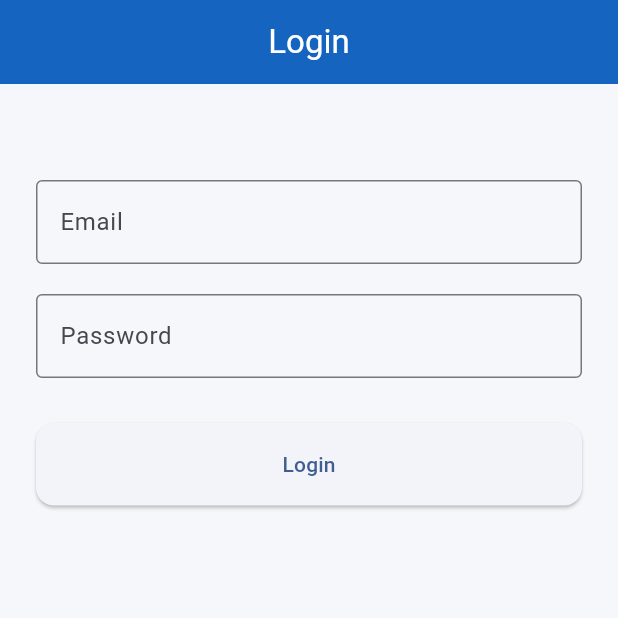
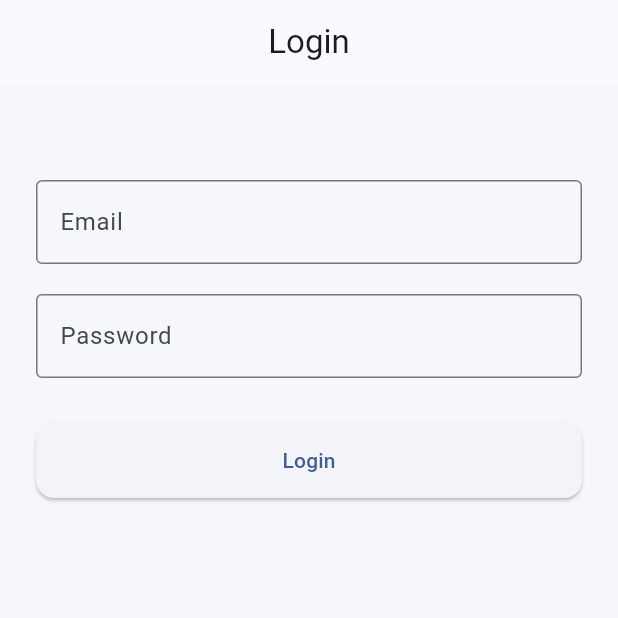
Before and after one commit to Kidanedg/DRSS, a Flutter app: the screen it shows after launch, on a phone screen of 412 x 824 dp, the top half of it. Run offline on Flutter 3.47's test engine with Material 3 defaults, Android fonts, the phone set to English and light mode, and no system bars; our stand-ins replace firebase_core, go_router; accounts and stored records are empty.

Commit message:
Refactor light theme and UI component styles
Updated the AppTheme class to use ColorScheme.fromSeed for light theme and adjusted various UI component themes.

```diff
--- a/lib/core/theme/app_theme.dart
+++ b/lib/core/theme/app_theme.dart
@@ -4,18 +4,29 @@ import '../constants/app_colors.dart';
 class AppTheme {
   static ThemeData lightTheme = ThemeData(
     useMaterial3: true,
-    colorSchemeSeed: AppColors.primary,
+    colorScheme: ColorScheme.fromSeed(
+      seedColor: AppColors.primary,
+      brightness: Brightness.light,
+    ),
     scaffoldBackgroundColor: AppColors.background,
-
     appBarTheme: const AppBarTheme(
-      backgroundColor: AppColors.primary,
-      foregroundColor: Colors.white,
       centerTitle: true,
+      elevation: 0,
     ),
-
+    cardTheme: CardTheme(
+      elevation: 3,
+      shape: RoundedRectangleBorder(
+        borderRadius: BorderRadius.circular(16),
+      ),
+    ),
+    inputDecorationTheme: InputDecorationTheme(
+      border: OutlineInputBorder(
+        borderRadius: BorderRadius.circular(12),
+      ),
+    ),
     elevatedButtonTheme: ElevatedButtonThemeData(
       style: ElevatedButton.styleFrom(
-        minimumSize: const Size(double.infinity, 55),
+        minimumSize: const Size(double.infinity, 50),
         shape: RoundedRectangleBorder(
           borderRadius: BorderRadius.circular(12),
         ),
```
